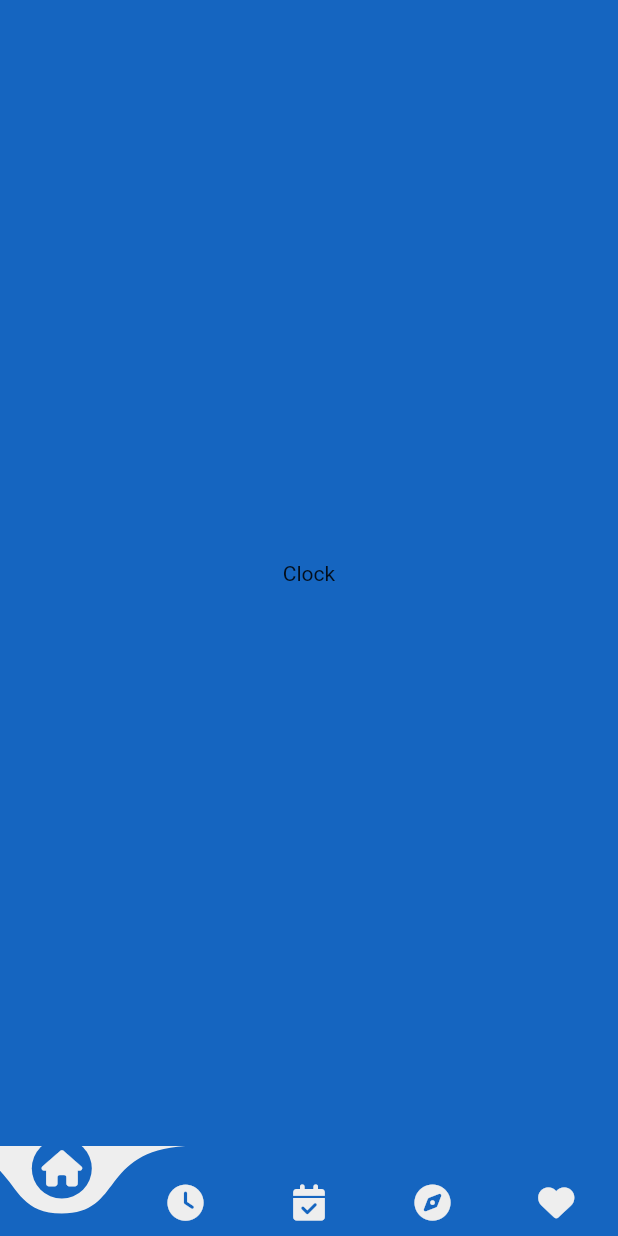
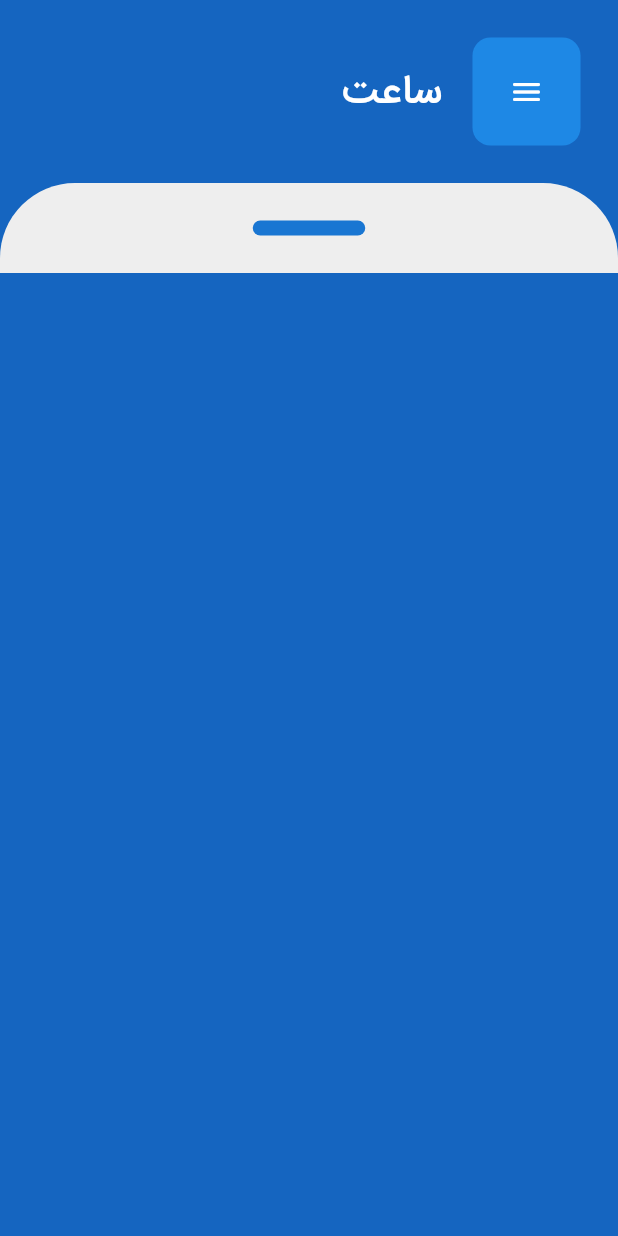
Before and after one commit to masoudqaderi1384/azkar_of_muslims, a Flutter app: the Clock_page screen opened directly, on a phone screen of 412 x 824 dp. Run offline on Flutter 3.47's test engine with Material 2 defaults, Android fonts, the phone set to English and light mode, and no system bars; drawn by our look-alikes of curved_navigation_bar; our stand-ins replace font_awesome_flutter.

Commit message:
Azkar_of_Muslim

```diff
--- a/lib/utilities/Clock_page.dart
+++ b/lib/utilities/Clock_page.dart
@@ -1,7 +1,4 @@
 import 'package:flutter/material.dart';
-import 'curved_navigation_bar.dart';
-import 'navigation_service.dart';
-import 'main.dart';
 
 class Clock_page extends StatefulWidget {
   const Clock_page({Key? key}) : super(key: key);
@@ -15,41 +12,80 @@
   Widget build(BuildContext context) {
     return SafeArea(
       child: Scaffold(
-        bottomNavigationBar: buildCurvedNavigationBar(
-          context,
-              (index) {
-            if (index == PageManager.currentPageIndex) {
-              // If the selected index is already the current page index, do nothing
-              return;
-            }
+        backgroundColor: Colors.blue[800],
+        body: SafeArea(
+          child: Column(
+            children: [
+              Padding(
+                  padding: EdgeInsets.only(left: 25.0, top: 25.0, right: 25.0),
+                  child: Column(
+                    children: [
+                      Row(
+                        mainAxisAlignment: MainAxisAlignment.end,
+                        children: [
+                          Text(
+                            "ساعت",
+                            style: TextStyle(
+                              fontSize: 24,
+                              fontFamily: 'Afghan',
+                              fontWeight: FontWeight.bold,
+                              color: Colors.white,
+                            ),
+                          ),
+                          SizedBox(
+                            width: 20,
+                          ),
+                          Container(
+                              decoration: BoxDecoration(
+                                  color: Colors.blue[600],
+                                  borderRadius: BorderRadius.circular(12.0)),
+                              padding: EdgeInsets.all(12.0),
+                              child: IconButton(
+                                icon: Icon(Icons.menu_rounded,
+                                    color: Colors.white),
+                                onPressed: () {
+                                  setState(() {});
+                                },
+                              )),
 
-            setState(() {
-              PageManager.currentPageIndex =
-                  index; // Set the current index to the selected index
-            });
+                        ],
+                      ),
 
-            switch (index) {
-              case 0:
-                NavigationService.navigateToHome();
-                break;
-              case 1:
-                NavigationService.navigateTo('/clock');
-                break;
-              case 2:
-                NavigationService.navigateTo('/calendar');
-                break;
-              case 3:
-                NavigationService.navigateTo('/compass');
-                break;
-              case 4:
-                NavigationService.navigateTo('/favorite');
-                break;
-            }
-          },
-          PageManager.currentPageIndex,
+
+                    ],
+                  ),
+              ),
+              SizedBox(
+                height: 25,
+              ),
+              Row(
+                children: [
+                  Expanded(
+                    child: Container(
+                      decoration: BoxDecoration(
+                        color: Colors.grey[200],
+                        borderRadius: BorderRadius.only(
+                            topLeft: Radius.circular(50.0),
+                            topRight: Radius.circular(50.0)),
+                      ),
+                      padding: EdgeInsets.all(25.0),
+                      child: Column(children: [
+                        Container(
+                          decoration: BoxDecoration(
+                              color: Colors.blue[700],
+                              borderRadius:
+                              BorderRadius.circular(10.0)),
+                          height: 10,
+                          width: 75,
+                        ),
+                      ]),
+                    ),
+                  ),
+                ],
+              )
+            ],
+          ),
         ),
-        backgroundColor: Colors.blue[800],
-        body: Center(child: Text("Clock")),
       ),
     );
   }
```
Also changed, not shown: lib/utilities/Clender.dart (+0 -25 lines), lib/utilities/Compass.dart (+0 -25 lines), lib/utilities/Favirate.dart (+0 -25 lines), lib/utilities/home_page.dart (+0 -36 lines), lib/utilities/main.dart (+41 -26 lines).
